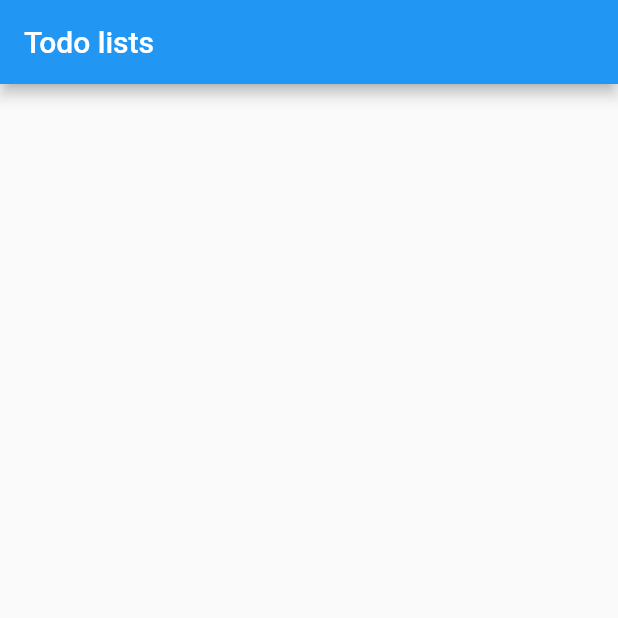
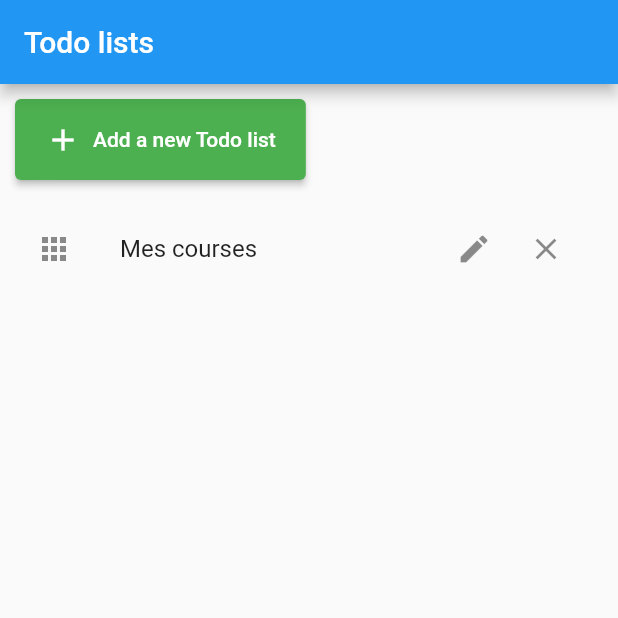
Before and after one commit to jcheron/flutter-todos, a Flutter app: the screen it shows after launch, on a phone screen of 412 x 824 dp, the top half of it. Run offline on Flutter 3.47's test engine with Material 2 defaults, Android fonts, the phone set to English and light mode, and no system bars.

Commit message:
add multiple list in model provider

```diff
--- a/lib/pages/HomePage.dart
+++ b/lib/pages/HomePage.dart
@@ -1,4 +1,6 @@
+import 'package:firstapp/providers/TodoListModel.dart';
 import 'package:flutter/material.dart';
+import 'package:provider/provider.dart';
 
 class HomePage extends StatelessWidget {
   const HomePage({Key? key}) : super(key: key);
@@ -9,7 +11,54 @@ class HomePage extends StatelessWidget {
       appBar: AppBar(
         title: const Text('Todo lists'),
       ),
-      body: Center(),
+      body: Column(
+        crossAxisAlignment: CrossAxisAlignment.start,
+        children: [
+          Container(
+            padding: const EdgeInsets.all(10.0),
+            child: ElevatedButton.icon(
+                icon: const Icon(Icons.add),
+                style: ElevatedButton.styleFrom(
+                  primary: Colors.green,
+                  padding:
+                      const EdgeInsets.symmetric(horizontal: 20, vertical: 15),
+                ),
+                onPressed: () {},
+                label: const Text('Add a new Todo list')),
+          ),
+          Consumer<TodoListModel>(builder: (context, todolist, child) {
+            List<String> myLists = todolist.listNames;
+            return ListView.builder(
+                shrinkWrap: true,
+                padding: const EdgeInsets.all(8),
+                itemCount: todolist.countList,
+                itemBuilder: (BuildContext context, int index) {
+                  return ListTile(
+                    onTap: () {
+                      Navigator.pushNamed(context, '/todos',
+                          arguments: myLists[index]);
+                    },
+                    leading: Icon(
+                      Icons.apps,
+                    ),
+                    title: Text(myLists[index]),
+                    dense: false,
+                    trailing:
+                        Row(mainAxisSize: MainAxisSize.min, children: <Widget>[
+                      IconButton(
+                        icon: Icon(Icons.edit),
+                        onPressed: () {},
+                      ),
+                      IconButton(
+                        icon: Icon(Icons.clear),
+                        onPressed: () {},
+                      ),
+                    ]),
+                  );
+                });
+          })
+        ],
+      ),
     );
   }
 }
--- a/lib/pages/TodoListPage.dart
+++ b/lib/pages/TodoListPage.dart
@@ -56,12 +56,14 @@ class _TodoListPageState extends State<TodoListPage> {
 
   @override
   Widget build(BuildContext context) {
+    final listName = ModalRoute.of(context)!.settings.arguments as String;
     return Scaffold(
         appBar: AppBar(
           title: Text(widget.title),
           backgroundColor: Colors.teal,
         ),
         body: Consumer<TodoListModel>(builder: (context, todolist, child) {
+          todolist.setActiveList(listName);
           List<Todo> todos = todolist.todos;
           return ListView.builder(
               padding: const EdgeInsets.all(8),
--- a/lib/providers/TodoListModel.dart
+++ b/lib/providers/TodoListModel.dart
@@ -3,7 +3,9 @@ import 'package:firstapp/models/Todo.dart';
 import 'package:flutter/widgets.dart';
 
 class TodoListModel extends ChangeNotifier {
-  Map<String, List<Todo>> myLists = Map();
+  Map<String, List<Todo>> myLists = {
+    'Mes courses': [Todo(name: 'Eau'), Todo(name: 'Pain')]
+  };
   List<Todo> _todos = List.empty(growable: true);
 
   addItem(String item) {
@@ -19,7 +21,7 @@ class TodoListModel extends ChangeNotifier {
   }
 
   get listNames {
-    return myLists.keys;
+    return myLists.keys.toList();
   }
 
   bool addNewList(String name) {
```
